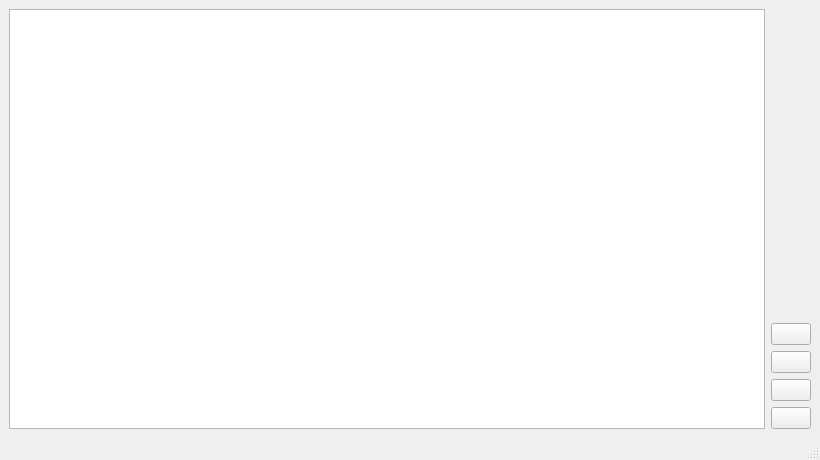
Above: hismainwin.ui from edaworld/Qt-terminalRes before the change. Below: the same form after it.
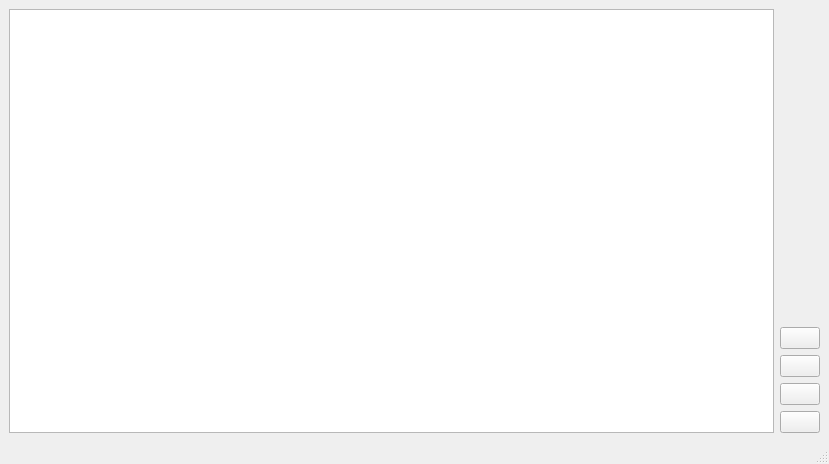
That is the form after the change. Icons and pictures are not drawn.

```diff
--- a/hismainwin.ui
+++ b/hismainwin.ui
@@ -6,8 +6,8 @@
    <rect>
     <x>0</x>
     <y>0</y>
-    <width>820</width>
-    <height>460</height>
+    <width>829</width>
+    <height>464</height>
    </rect>
   </property>
   <property name="windowTitle">
```
Left out of the diff: 6 changed lines with no effect on the pictures.
